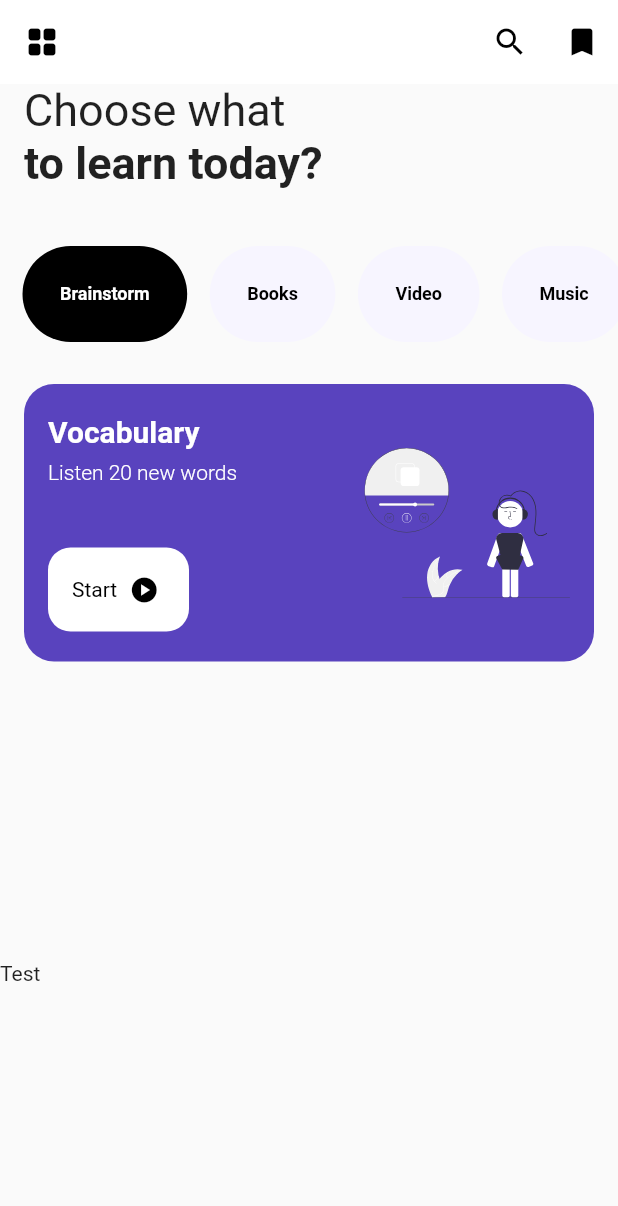
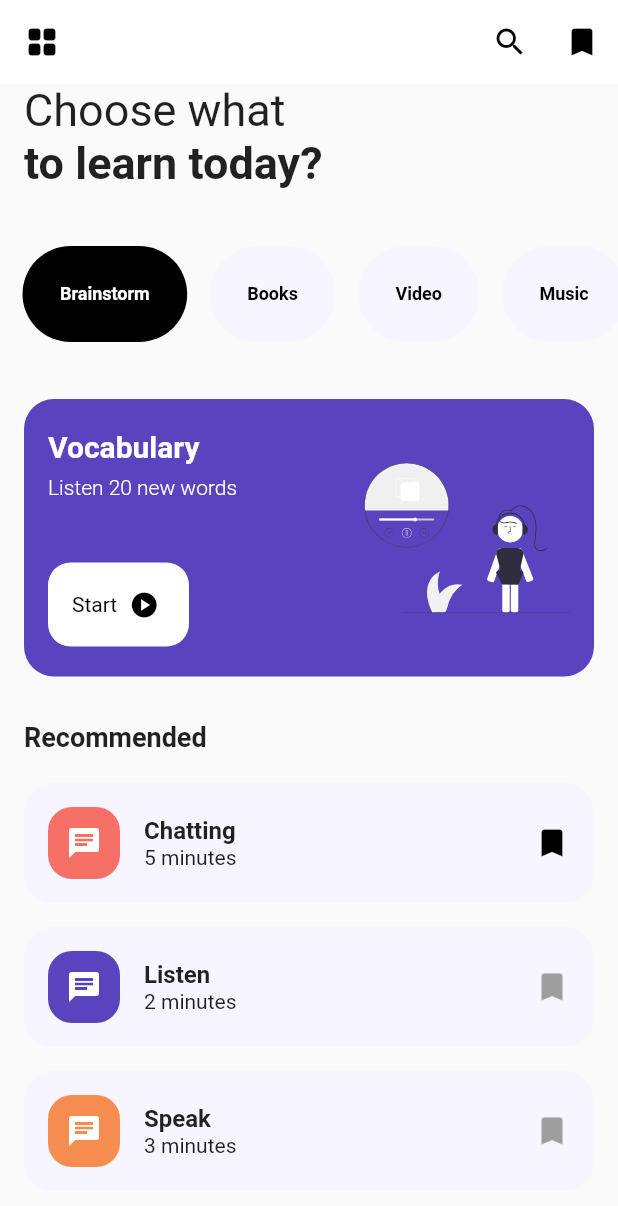
Before and after one commit to kamskr/flutter_ui_challenges, a Flutter app: the BrainBobHomeView screen opened directly, on a phone screen of 412 x 824 dp. Shown: the top 1206 px of the screen. Run offline on Flutter 3.47's test engine with Material 2 defaults, Android fonts, the phone set to English and light mode, and no system bars; our stand-ins replace device_preview, flutter_svg, go_router.

Commit message:
finish home screen

```diff
--- a/lib/challenges/brain_bob/brain_bob_home.dart
+++ b/lib/challenges/brain_bob/brain_bob_home.dart
@@ -66,21 +66,138 @@ class _HomeBody extends StatelessWidget {
           ),
           _CategoryButtons(),
           SizedBox(
-            height: 20,
+            height: 30,
           ),
           _VocabularyBox(),
           SizedBox(
-            height: 200,
+            height: 30,
           ),
-          Text('Test'),
-          SizedBox(
-            height: 200,
+          _RecommendedTitle(),
+          SizedBox(height: 20),
+          _RecommendedItemsList(),
+        ],
+      ),
+    );
+  }
+}
+
+class _RecommendedItemsList extends StatelessWidget {
+  const _RecommendedItemsList({Key? key}) : super(key: key);
+
+  @override
+  Widget build(BuildContext context) {
+    return Column(
+      children: const [
+        _RecommendedItem(
+          name: 'Chatting',
+          minutes: 5,
+          iconColor: Color(0xffF77067),
+          checked: true,
+        ),
+        SizedBox(height: 16),
+        _RecommendedItem(
+          name: 'Listen',
+          minutes: 2,
+          iconColor: Color(0xff5943BE),
+        ),
+        SizedBox(height: 16),
+        _RecommendedItem(
+          name: 'Speak',
+          minutes: 3,
+          iconColor: Color(0xffF78C51),
+        ),
+        SizedBox(height: 16),
+      ],
+    );
+  }
+}
+
+class _RecommendedItem extends StatelessWidget {
+  const _RecommendedItem({
+    Key? key,
+    required this.iconColor,
+    required this.name,
+    required this.minutes,
+    this.checked = false,
+  }) : super(key: key);
+
+  final Color iconColor;
+  final String name;
+  final int minutes;
+  final bool checked;
+
+  @override
+  Widget build(BuildContext context) {
+    return Padding(
+      padding: const EdgeInsets.symmetric(horizontal: 16),
+      child: DecoratedBox(
+        decoration: BoxDecoration(
+          borderRadius: BorderRadius.circular(20),
+          color: colors["background"],
+        ),
+        child: Padding(
+          padding: const EdgeInsets.all(16),
+          child: Row(
+            mainAxisAlignment: MainAxisAlignment.spaceBetween,
+            children: [
+              Row(
+                children: [
+                  DecoratedBox(
+                    decoration: BoxDecoration(
+                      borderRadius: BorderRadius.circular(16),
+                      color: iconColor,
+                    ),
+                    child: const Padding(
+                      padding: EdgeInsets.all(12),
+                      child: Icon(
+                        Icons.chat,
+                        color: Colors.white,
+                      ),
+                    ),
+                  ),
+                  const SizedBox(width: 16),
+                  Column(
+                    crossAxisAlignment: CrossAxisAlignment.start,
+                    children: [
+                      Text(
+                        name,
+                        style: const TextStyle(
+                          fontWeight: FontWeight.bold,
+                          fontSize: 16,
+                        ),
+                      ),
+                      Text('$minutes minutes'),
+                    ],
+                  )
+                ],
+              ),
+              Icon(
+                Icons.bookmark,
+                color: checked ? Colors.black : Colors.grey,
+              ),
+            ],
           ),
-          Text('Test'),
-          SizedBox(
-            height: 200,
-          ),
-        ],
+        ),
+      ),
+    );
+  }
+}
+
+class _RecommendedTitle extends StatelessWidget {
+  const _RecommendedTitle({
+    Key? key,
+  }) : super(key: key);
+
+  @override
+  Widget build(BuildContext context) {
+    return const Padding(
+      padding: EdgeInsets.symmetric(horizontal: 16),
+      child: Text(
+        'Recommended',
+        style: TextStyle(
+          fontWeight: FontWeight.bold,
+          fontSize: 18,
+        ),
       ),
     );
   }
```
